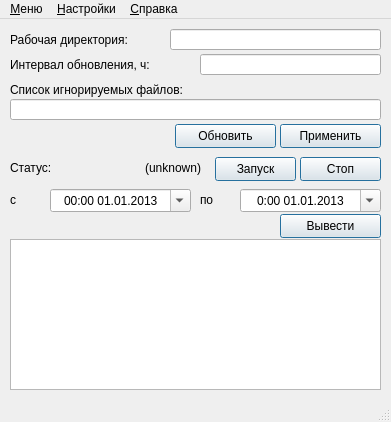
This is source/mainwin.ui in arcan1s/git-etc as Qt 5 draws it before an edit. The edited form follows.
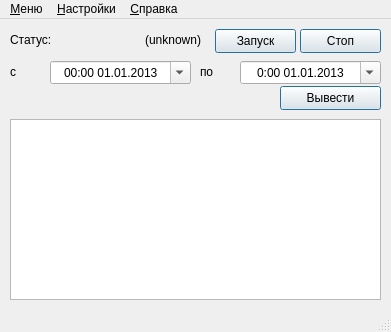
This is the edited form.

```diff
--- a/source/mainwin.ui
+++ b/source/mainwin.ui
@@ -7,7 +7,7 @@
     <x>0</x>
     <y>0</y>
     <width>391</width>
-    <height>422</height>
+    <height>332</height>
    </rect>
   </property>
   <property name="sizePolicy">
@@ -24,7 +24,7 @@
     <property name="geometry">
      <rect>
       <x>50</x>
-      <y>170</y>
+      <y>42</y>
       <width>141</width>
       <height>23</height>
      </rect>
@@ -56,7 +56,7 @@
     <property name="geometry">
      <rect>
       <x>10</x>
-      <y>170</y>
+      <y>42</y>
       <width>31</width>
       <height>21</height>
      </rect>
@@ -69,7 +69,7 @@
     <property name="geometry">
      <rect>
       <x>200</x>
-      <y>170</y>
+      <y>42</y>
       <width>31</width>
       <height>21</height>
      </rect>
@@ -82,7 +82,7 @@
     <property name="geometry">
      <rect>
       <x>240</x>
-      <y>170</y>
+      <y>42</y>
       <width>141</width>
       <height>23</height>
      </rect>
@@ -114,7 +114,7 @@
     <property name="geometry">
      <rect>
       <x>280</x>
-      <y>195</y>
+      <y>67</y>
       <width>101</width>
       <height>24</height>
      </rect>
@@ -132,145 +132,11 @@
      <bool>true</bool>
     </property>
    </widget>
-   <widget class="QTextBrowser" name="textBox_get">
-    <property name="geometry">
-     <rect>
-      <x>10</x>
-      <y>220</y>
-      <width>371</width>
-      <height>151</height>
-     </rect>
-    </property>
-    <property name="sizePolicy">
-     <sizepolicy hsizetype="Fixed" vsizetype="Fixed">
-      <horstretch>0</horstretch>
-      <verstretch>0</verstretch>
-     </sizepolicy>
-    </property>
-   </widget>
-   <widget class="QLabel" name="label_directory">
-    <property name="geometry">
-     <rect>
-      <x>10</x>
-      <y>10</y>
-      <width>141</width>
-      <height>21</height>
-     </rect>
-    </property>
-    <property name="text">
-     <string>Рабочая директория:</string>
-    </property>
-   </widget>
-   <widget class="QLineEdit" name="lineEdit_ignoreList">
-    <property name="geometry">
-     <rect>
-      <x>10</x>
-      <y>80</y>
-      <width>371</width>
-      <height>21</height>
-     </rect>
-    </property>
-    <property name="sizePolicy">
-     <sizepolicy hsizetype="Fixed" vsizetype="Fixed">
-      <horstretch>0</horstretch>
-      <verstretch>0</verstretch>
-     </sizepolicy>
-    </property>
-    <property name="alignment">
-     <set>Qt::AlignRight|Qt::AlignTrailing|Qt::AlignVCenter</set>
-    </property>
-   </widget>
-   <widget class="QLabel" name="label_timeSleep">
-    <property name="geometry">
-     <rect>
-      <x>10</x>
-      <y>35</y>
-      <width>181</width>
-      <height>21</height>
-     </rect>
-    </property>
-    <property name="text">
-     <string>Интервал обновления, ч:</string>
-    </property>
-   </widget>
-   <widget class="QLineEdit" name="lineEdit_timeSleep">
-    <property name="geometry">
-     <rect>
-      <x>200</x>
-      <y>35</y>
-      <width>181</width>
-      <height>21</height>
-     </rect>
-    </property>
-    <property name="sizePolicy">
-     <sizepolicy hsizetype="Fixed" vsizetype="Fixed">
-      <horstretch>0</horstretch>
-      <verstretch>0</verstretch>
-     </sizepolicy>
-    </property>
-    <property name="alignment">
-     <set>Qt::AlignRight|Qt::AlignTrailing|Qt::AlignVCenter</set>
-    </property>
-   </widget>
-   <widget class="QLabel" name="label_ignoreList">
-    <property name="geometry">
-     <rect>
-      <x>10</x>
-      <y>60</y>
-      <width>201</width>
-      <height>21</height>
-     </rect>
-    </property>
-    <property name="text">
-     <string>Список игнорируемых файлов:</string>
-    </property>
-   </widget>
-   <widget class="QLineEdit" name="lineEdit_directory">
-    <property name="geometry">
-     <rect>
-      <x>170</x>
-      <y>10</y>
-      <width>211</width>
-      <height>21</height>
-     </rect>
-    </property>
-    <property name="sizePolicy">
-     <sizepolicy hsizetype="Fixed" vsizetype="Fixed">
-      <horstretch>0</horstretch>
-      <verstretch>0</verstretch>
-     </sizepolicy>
-    </property>
-    <property name="alignment">
-     <set>Qt::AlignRight|Qt::AlignTrailing|Qt::AlignVCenter</set>
-    </property>
-   </widget>
-   <widget class="QPushButton" name="button_refresh">
-    <property name="geometry">
-     <rect>
-      <x>175</x>
-      <y>105</y>
-      <width>101</width>
-      <height>24</height>
-     </rect>
-    </property>
-    <property name="sizePolicy">
-     <sizepolicy hsizetype="Fixed" vsizetype="Fixed">
-      <horstretch>0</horstretch>
-      <verstretch>0</verstretch>
-     </sizepolicy>
-    </property>
-    <property name="text">
-     <string>Обновить</string>
-    </property>
-    <property name="default">
-     <bool>true</bool>
-    </property>
-   </widget>
    <widget class="QLabel" name="label_statusText">
     <property name="geometry">
      <rect>
       <x>10</x>
-      <y>138</y>
+      <y>10</y>
       <width>61</width>
       <height>21</height>
      </rect>
@@ -283,7 +149,7 @@
     <property name="geometry">
      <rect>
       <x>80</x>
-      <y>138</y>
+      <y>10</y>
       <width>121</width>
       <height>21</height>
      </rect>
@@ -299,7 +165,7 @@
     <property name="geometry">
      <rect>
       <x>215</x>
-      <y>138</y>
+      <y>10</y>
       <width>81</width>
       <height>24</height>
      </rect>
@@ -321,7 +187,7 @@
     <property name="geometry">
      <rect>
       <x>300</x>
-      <y>138</y>
+      <y>10</y>
       <width>81</width>
       <height>24</height>
      </rect>
@@ -339,13 +205,13 @@
      <bool>true</bool>
     </property>
    </widget>
-   <widget class="QPushButton" name="button_apply">
+   <widget class="QListWidget" name="list_commit">
     <property name="geometry">
      <rect>
-      <x>280</x>
-      <y>105</y>
-      <width>101</width>
-      <height>24</height>
+      <x>10</x>
+      <y>100</y>
+      <width>371</width>
+      <height>181</height>
      </rect>
     </property>
     <property name="sizePolicy">
@@ -354,12 +220,6 @@
       <verstretch>0</verstretch>
      </sizepolicy>
     </property>
-    <property name="text">
-     <string>Применить</string>
-    </property>
-    <property name="default">
-     <bool>true</bool>
-    </property>
    </widget>
   </widget>
   <widget class="QMenuBar" name="menubar">
```
Left out of the diff: 12 changed lines with no effect on the pictures.
